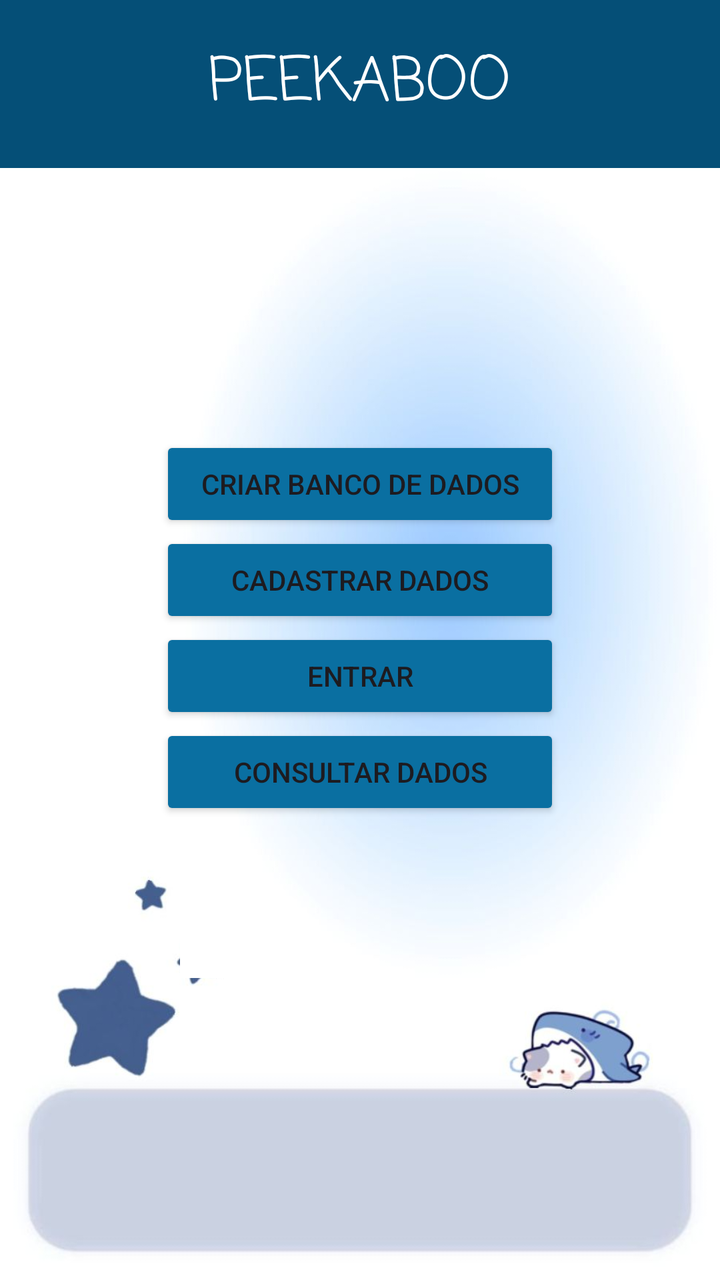
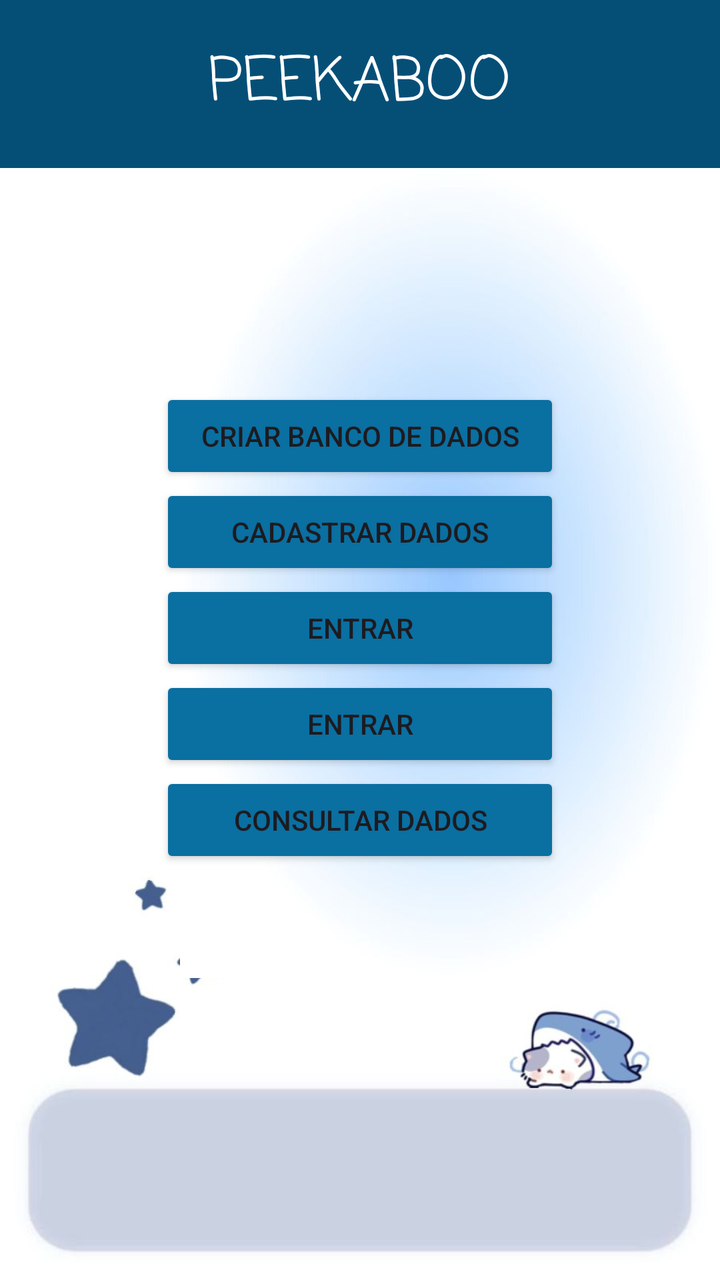

Compare the two renders of this Android layout. The source of the first and the diff that turns it into the second are given below.
<!-- AndroidManifest.xml: application theme Theme.Peekaboo -->
<!-- res/layout/activity_main.xml -->
<?xml version="1.0" encoding="utf-8"?>
<LinearLayout xmlns:android="http://schemas.android.com/apk/res/android"
    xmlns:tools="http://schemas.android.com/tools"
    android:id="@+id/main"
    android:layout_width="match_parent"
    android:layout_height="match_parent"
    android:orientation="vertical"
    android:background="@drawable/fundo1">


    <LinearLayout
        android:id="@+id/layoutCorFundo"
        android:layout_width="match_parent"
        android:layout_height="84dp"
        android:background="#054F77"
        android:gravity="center">


        <TextView
            android:id="@+id/textView2"
            android:layout_width="wrap_content"
            android:layout_height="wrap_content"
            android:layout_gravity="center"
            android:fontFamily="casual"
            android:text="@string/peekaboo"
            android:textColor="#FFFFFF"
            android:textSize="30sp" />
    </LinearLayout>


    <FrameLayout
        android:layout_width="match_parent"
        android:layout_height="0dp"
        android:layout_weight="1">


        <ImageView
            android:id="@+id/imagemCentral"
            android:layout_width="450dp"
            android:layout_height="405dp"

            android:contentDescription="@string/todo"
            android:src="@drawable/fundo_bem_vindo" />


        <LinearLayout
            android:layout_width="match_parent"
            android:layout_height="360dp"
            android:layout_gravity="top"
            android:layout_marginTop="50dp"
            android:gravity="center"
            android:orientation="vertical">

            <Button
                android:id="@+id/btcriarbanco"
                android:layout_width="200dp"
                android:layout_height="wrap_content"
                android:backgroundTint="#0A6FA1"
                android:text="@string/criar_banco_de_dados" />

            <Button
                android:id="@+id/btcadastrardados"
                android:layout_width="200dp"
                android:layout_height="wrap_content"
                android:backgroundTint="#0A6FA1"
                android:text="@string/cadastrar_dados"
                tools:ignore="TextSizeCheck" />

            <Button
                android:id="@+id/btlogin"
                android:layout_width="200dp"
                android:layout_height="wrap_content"
                android:backgroundTint="#0A6FA1"
                android:text="@string/login"
                tools:ignore="TextSizeCheck" />

            <Button
                android:id="@+id/btconsultardados"
                android:layout_width="200dp"
                android:layout_height="wrap_content"
                android:backgroundTint="#0A6FA1"
                android:text="@string/consultar_dados" />
        </LinearLayout>
    </FrameLayout>

</LinearLayout>
<!-- resources referenced by this layout -->
<resources>
  <!-- drawable fundo1: jpg bitmap (drawable, 23094 bytes) -->
  <!-- drawable fundo_bem_vindo: jpg bitmap (drawable, 14823 bytes) -->
  <string name="cadastrar_dados">Cadastrar Dados</string>
  <string name="consultar_dados">Consultar Dados</string>
  <string name="criar_banco_de_dados">Criar Banco de Dados</string>
  <string name="login">Entrar</string>
  <string name="peekaboo">PEEKABOO</string>
  <string name="todo">TODO</string>
  <style name="Theme.Peekaboo" parent="Base.Theme.Peekaboo" />
  <style name="Base.Theme.Peekaboo" parent="Theme.Material3.DayNight.NoActionBar">
          <item name="colorPrimary">@color/lavender</item>
          <item name="colorPrimaryVariant">@color/lavender</item>
          <item name="colorOnPrimary">@color/white</item>
          <item name="colorSecondary">@color/teal_200</item>
          <item name="colorSecondaryVariant">@color/teal_700</item>
          <item name="colorOnSecondary">@color/black</item>
          
          <item name="android:statusBarColor">?attr/colorPrimaryVariant</item>
      </style>
  <color name="lavender">#8692f7</color>
  <color name="white">#FFFFFFFF</color>
  <color name="teal_200">#FF03DAC5</color>
  <color name="teal_700">#FF018786</color>
  <color name="black">#FF000000</color>
</resources>

<!-- the commit's change to res/layout/activity_main.xml (unified diff, before → after) -->
@@ -67,6 +67,14 @@
                 tools:ignore="TextSizeCheck" />
 
             <Button
+                android:id="@+id/btcadastrar_user"
+                android:layout_width="200dp"
+                android:layout_height="wrap_content"
+                android:backgroundTint="#0A6FA1"
+                android:text="@string/login"
+                tools:ignore="TextSizeCheck" />
+
+            <Button
                 android:id="@+id/btlogin"
                 android:layout_width="200dp"
                 android:layout_height="wrap_content"
